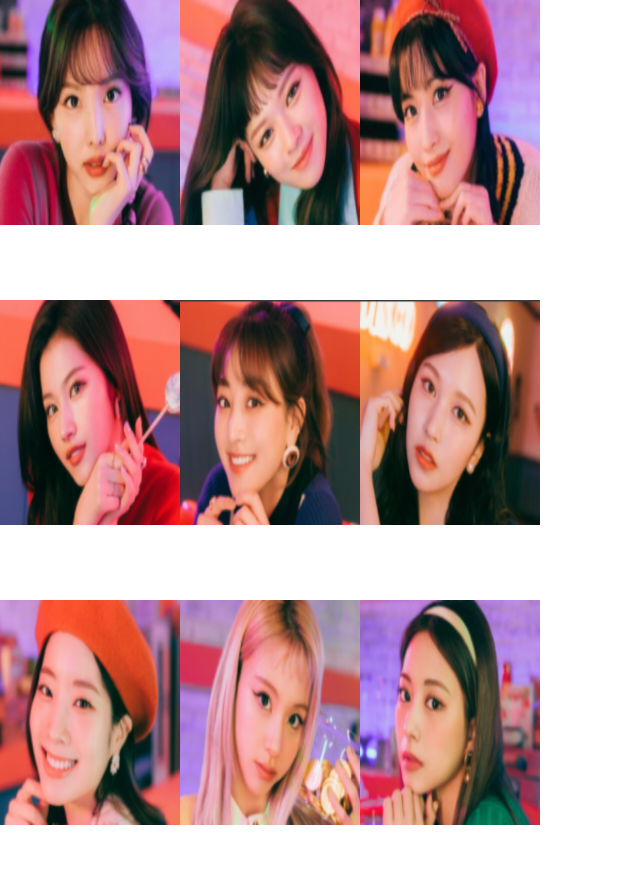
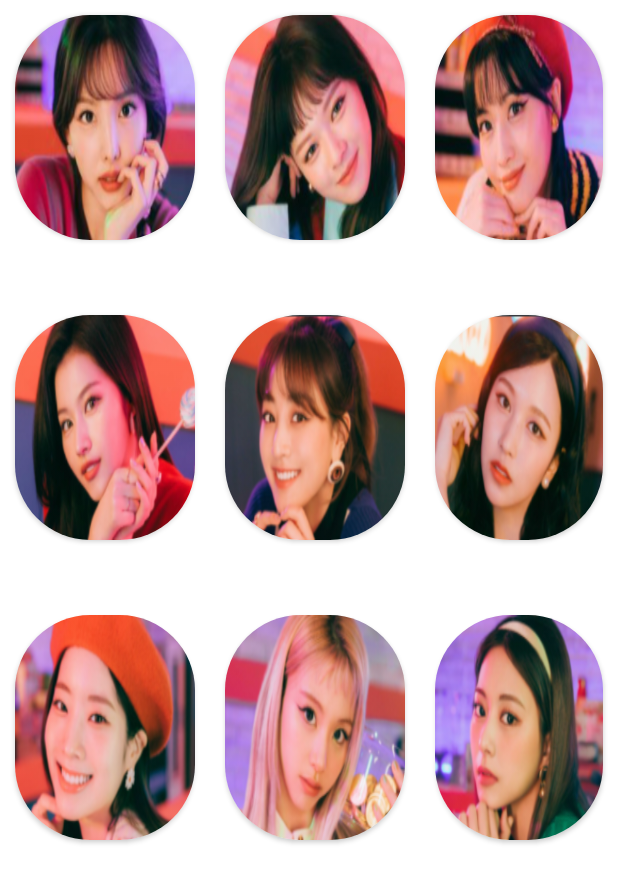
Before and after one commit to alynlee/twice_lecture, an Android app: the screen it shows after launch (MainActivity), on a phone screen of 412 x 824 dp. Shown: the top 883 px of the screen. Run offline under Robolectric (Android 15) with nearby library versions, the phone set to English and light mode, and no system bars.

Commit message:
learn about cardView,margin,padding

```diff
--- a/app/src/main/res/layout/activity_main.xml
+++ b/app/src/main/res/layout/activity_main.xml
@@ -12,60 +12,119 @@
         android:layout_width="match_parent"
         android:layout_height="200dp">
 
+        <androidx.cardview.widget.CardView
+            android:layout_width="wrap_content"
+            android:layout_height="wrap_content"
+            app:cardCornerRadius="50dp"
+            android:layout_margin="10dp">
+
             <ImageView
                 android:scaleType="fitXY"
                 android:src="@drawable/member_1"
                 android:layout_width="120dp"
                 android:layout_height="150dp"/>
+        </androidx.cardview.widget.CardView>
+
+        <androidx.cardview.widget.CardView
+            android:layout_width="wrap_content"
+            android:layout_height="wrap_content"
+            app:cardCornerRadius="50dp"
+            android:layout_margin="10dp">
             <ImageView
                 android:scaleType="fitXY"
                 android:src="@drawable/member_2"
                 android:layout_width="120dp"
                 android:layout_height="150dp"/>
+        </androidx.cardview.widget.CardView>
+
+        <androidx.cardview.widget.CardView
+            android:layout_width="wrap_content"
+            android:layout_height="wrap_content"
+            app:cardCornerRadius="50dp"
+            android:layout_margin="10dp">
             <ImageView
                 android:scaleType="fitXY"
                 android:src="@drawable/member_3"
                 android:layout_width="120dp"
                 android:layout_height="150dp"/>
+        </androidx.cardview.widget.CardView>
     </LinearLayout>
     <LinearLayout
         android:layout_width="match_parent"
         android:layout_height="200dp">
 
+        <androidx.cardview.widget.CardView
+            android:layout_width="wrap_content"
+            android:layout_height="wrap_content"
+            app:cardCornerRadius="50dp"
+            android:layout_margin="10dp">
             <ImageView
                 android:scaleType="fitXY"
                 android:src="@drawable/member_4"
                 android:layout_width="120dp"
                 android:layout_height="150dp"/>
+        </androidx.cardview.widget.CardView>
+
+        <androidx.cardview.widget.CardView
+            android:layout_width="wrap_content"
+            android:layout_height="wrap_content"
+            app:cardCornerRadius="50dp"
+            android:layout_margin="10dp">
             <ImageView
                 android:scaleType="fitXY"
                 android:src="@drawable/member_5"
                 android:layout_width="120dp"
                 android:layout_height="150dp"/>
+        </androidx.cardview.widget.CardView>
+
+        <androidx.cardview.widget.CardView
+            android:layout_width="wrap_content"
+            android:layout_height="wrap_content"
+            app:cardCornerRadius="50dp"
+            android:layout_margin="10dp">
             <ImageView
                 android:scaleType="fitXY"
                 android:src="@drawable/member_6"
                 android:layout_width="120dp"
                 android:layout_height="150dp"/>
+        </androidx.cardview.widget.CardView>
     </LinearLayout>
     <LinearLayout
         android:layout_width="match_parent"
         android:layout_height="200dp">
 
+        <androidx.cardview.widget.CardView
+            android:layout_width="wrap_content"
+            android:layout_height="wrap_content"
+            app:cardCornerRadius="50dp"
+            android:layout_margin="10dp">
             <ImageView
                 android:scaleType="fitXY"
                 android:src="@drawable/member_7"
                 android:layout_width="120dp"
                 android:layout_height="150dp"/>
+        </androidx.cardview.widget.CardView>
+        <androidx.cardview.widget.CardView
+            android:layout_width="wrap_content"
+            android:layout_height="wrap_content"
+            app:cardCornerRadius="50dp"
+            android:layout_margin="10dp">
             <ImageView
                 android:scaleType="fitXY"
                 android:src="@drawable/member_8"
                 android:layout_width="120dp"
                 android:layout_height="150dp"/>
+        </androidx.cardview.widget.CardView>
+        <androidx.cardview.widget.CardView
+            android:layout_width="wrap_content"
+            android:layout_height="wrap_content"
+            app:cardCornerRadius="50dp"
+            android:layout_margin="10dp">
             <ImageView
                 android:scaleType="fitXY"
                 android:src="@drawable/member_9"
                 android:layout_width="120dp"
                 android:layout_height="150dp"/>
+        </androidx.cardview.widget.CardView>
     </LinearLayout>
 </LinearLayout>
--- a/app/src/main/res/layout/activity_splash.xml
+++ b/app/src/main/res/layout/activity_splash.xml
@@ -7,6 +7,8 @@
     tools:context=".SplashActivity">
 
     <ImageView
+        android:layout_margin="20dp"
+        android:padding="20dp"
         android:src="@drawable/splash"
         android:layout_width="match_parent"
         android:layout_height="match_parent"/>
```
Lines whose indentation alone changed are shown as unchanged.
